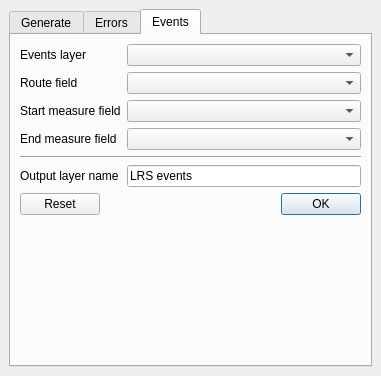
blazek/lrs, file lrs/ui_lrsdockwidget.ui: the form before one commit.
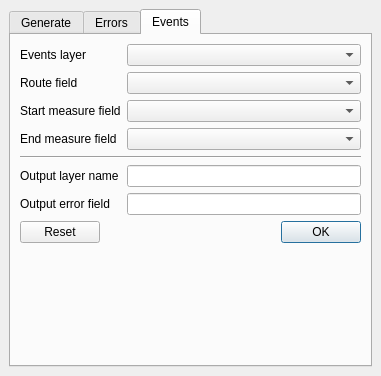
The form after the commit.

Commit message: point events

Diff of the .ui file:
```diff
--- a/lrs/ui_lrsdockwidget.ui
+++ b/lrs/ui_lrsdockwidget.ui
@@ -357,10 +357,20 @@
           <item row="5" column="1">
            <widget class="QLineEdit" name="eventsOutputNameLineEdit">
             <property name="text">
-             <string>LRS events</string>
+             <string/>
             </property>
            </widget>
           </item>
+          <item row="6" column="0">
+           <widget class="QLabel" name="eventsErrorFieldLabel">
+            <property name="text">
+             <string>Output error field</string>
+            </property>
+           </widget>
+          </item>
+          <item row="6" column="1">
+           <widget class="QLineEdit" name="eventsErrorFieldLineEdit"/>
+          </item>
          </layout>
         </item>
         <item>
```
The commit also changes 8 other files.
